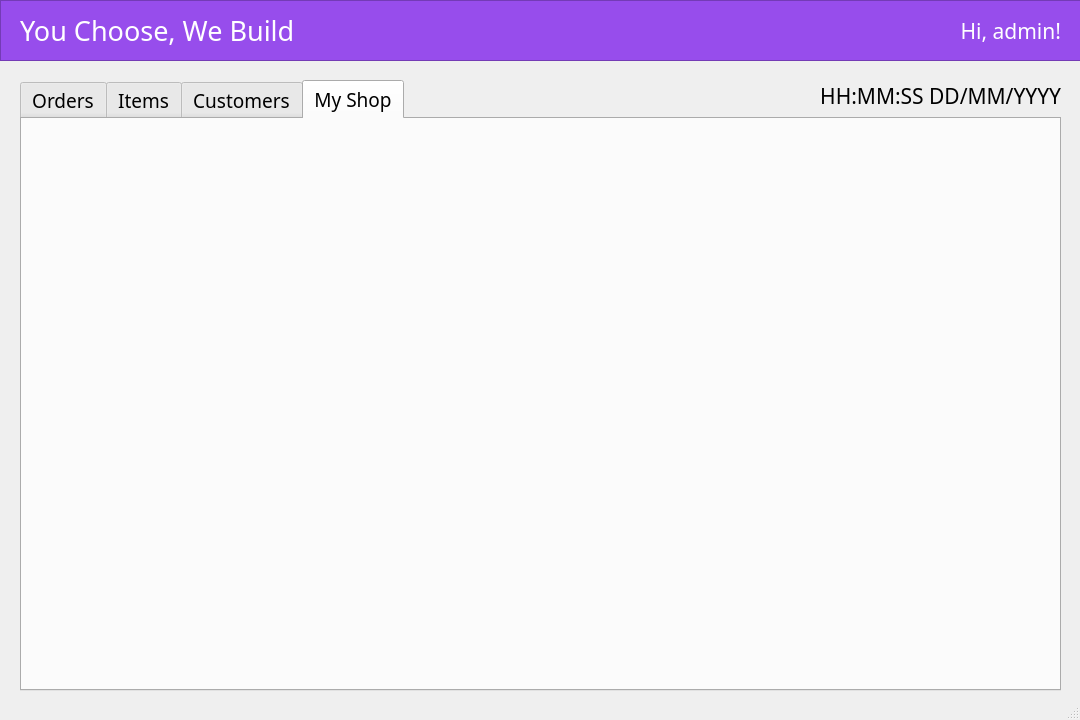
This is ui/admin_main.ui in richeyphu/YouChooseWeBuild-Project as Qt 5 draws it before an edit. The edited form follows.
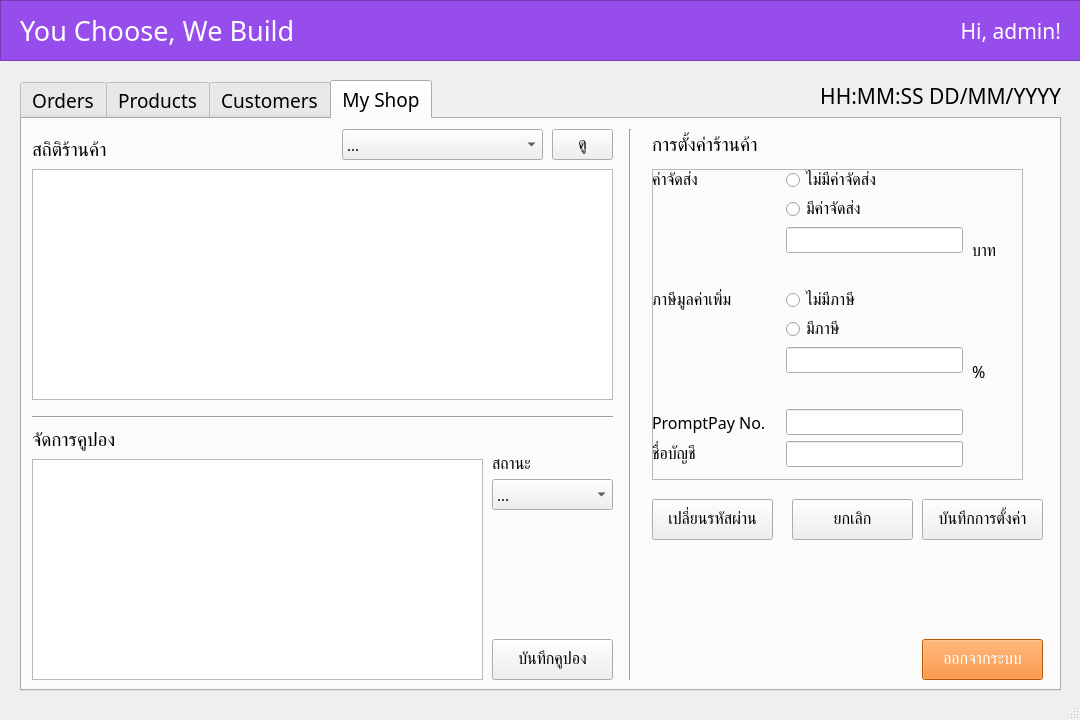
This is the edited form. The open tabs and pages were chosen to show the change.

The edit to the form file:
```diff
--- a/ui/admin_main.ui
+++ b/ui/admin_main.ui
@@ -119,6 +119,18 @@
     <property name="currentIndex">
      <number>0</number>
     </property>
+    <property name="elideMode">
+     <enum>Qt::ElideNone</enum>
+    </property>
+    <property name="documentMode">
+     <bool>false</bool>
+    </property>
+    <property name="tabsClosable">
+     <bool>false</bool>
+    </property>
+    <property name="tabBarAutoHide">
+     <bool>true</bool>
+    </property>
     <widget class="QWidget" name="tab_orders">
      <attribute name="title">
       <string>Orders</string>
@@ -126,7 +138,7 @@
     </widget>
     <widget class="QWidget" name="tab_items">
      <attribute name="title">
-      <string>Items</string>
+      <string>Products</string>
      </attribute>
     </widget>
     <widget class="QWidget" name="tab_customers">
@@ -138,6 +150,535 @@
      <attribute name="title">
       <string>My Shop</string>
      </attribute>
+     <widget class="QPushButton" name="btn_shop_changePwd">
+      <property name="geometry">
+       <rect>
+        <x>630</x>
+        <y>380</y>
+        <width>121</width>
+        <height>41</height>
+       </rect>
+      </property>
+      <property name="font">
+       <font>
+        <family>Kanit</family>
+        <pointsize>12</pointsize>
+       </font>
+      </property>
+      <property name="text">
+       <string>เปลี่ยนรหัสผ่าน</string>
+      </property>
+     </widget>
+     <widget class="QLabel" name="lbl_shop_stat">
+      <property name="geometry">
+       <rect>
+        <x>10</x>
+        <y>15</y>
+        <width>281</width>
+        <height>31</height>
+       </rect>
+      </property>
+      <property name="text">
+       <string>สถิติร้านค้า</string>
+      </property>
+     </widget>
+     <widget class="QTableWidget" name="tbl_shop_stat">
+      <property name="geometry">
+       <rect>
+        <x>10</x>
+        <y>50</y>
+        <width>581</width>
+        <height>231</height>
+       </rect>
+      </property>
+     </widget>
+     <widget class="QPushButton" name="btn_shop_viewStat">
+      <property name="geometry">
+       <rect>
+        <x>530</x>
+        <y>10</y>
+        <width>61</width>
+        <height>31</height>
+       </rect>
+      </property>
+      <property name="font">
+       <font>
+        <family>Kanit</family>
+        <pointsize>12</pointsize>
+       </font>
+      </property>
+      <property name="text">
+       <string>ดู</string>
+      </property>
+     </widget>
+     <widget class="QComboBox" name="cmb_shop_viewStat">
+      <property name="geometry">
+       <rect>
+        <x>320</x>
+        <y>10</y>
+        <width>201</width>
+        <height>31</height>
+       </rect>
+      </property>
+      <property name="font">
+       <font>
+        <family>Kanit Light</family>
+        <pointsize>11</pointsize>
+       </font>
+      </property>
+      <item>
+       <property name="text">
+        <string>...</string>
+       </property>
+      </item>
+      <item>
+       <property name="text">
+        <string>ชื่อ</string>
+       </property>
+      </item>
+      <item>
+       <property name="text">
+        <string>ล่าสุด</string>
+       </property>
+      </item>
+      <item>
+       <property name="text">
+        <string>ราคาสูงสุด</string>
+       </property>
+      </item>
+      <item>
+       <property name="text">
+        <string>ราคาต่ำสุด</string>
+       </property>
+      </item>
+     </widget>
+     <widget class="Line" name="line_shop_2">
+      <property name="geometry">
+       <rect>
+        <x>600</x>
+        <y>10</y>
+        <width>16</width>
+        <height>551</height>
+       </rect>
+      </property>
+      <property name="orientation">
+       <enum>Qt::Vertical</enum>
+      </property>
+     </widget>
+     <widget class="QLabel" name="lbl_shop_settings">
+      <property name="geometry">
+       <rect>
+        <x>630</x>
+        <y>10</y>
+        <width>191</width>
+        <height>31</height>
+       </rect>
+      </property>
+      <property name="text">
+       <string>การตั้งค่าร้านค้า</string>
+      </property>
+     </widget>
+     <widget class="QPushButton" name="btn_shop_exit">
+      <property name="geometry">
+       <rect>
+        <x>900</x>
+        <y>520</y>
+        <width>121</width>
+        <height>41</height>
+       </rect>
+      </property>
+      <property name="font">
+       <font>
+        <family>Kanit</family>
+        <pointsize>12</pointsize>
+       </font>
+      </property>
+      <property name="styleSheet">
+       <string notr="true">background-color: rgb(255, 124, 10);
+color: rgb(255, 255, 255);</string>
+      </property>
+      <property name="text">
+       <string>ออกจากระบบ</string>
+      </property>
+     </widget>
+     <widget class="Line" name="line_shop">
+      <property name="geometry">
+       <rect>
+        <x>10</x>
+        <y>290</y>
+        <width>581</width>
+        <height>16</height>
+       </rect>
+      </property>
+      <property name="orientation">
+       <enum>Qt::Horizontal</enum>
+      </property>
+     </widget>
+     <widget class="QLabel" name="lbl_shop_coupons">
+      <property name="geometry">
+       <rect>
+        <x>10</x>
+        <y>305</y>
+        <width>281</width>
+        <height>31</height>
+       </rect>
+      </property>
+      <property name="text">
+       <string>จัดการคูปอง</string>
+      </property>
+     </widget>
+     <widget class="QTableWidget" name="tbl_shop_coupons">
+      <property name="geometry">
+       <rect>
+        <x>10</x>
+        <y>340</y>
+        <width>451</width>
+        <height>221</height>
+       </rect>
+      </property>
+     </widget>
+     <widget class="QPushButton" name="btn_shop_saveCoupon">
+      <property name="geometry">
+       <rect>
+        <x>470</x>
+        <y>520</y>
+        <width>121</width>
+        <height>41</height>
+       </rect>
+      </property>
+      <property name="font">
+       <font>
+        <family>Kanit</family>
+        <pointsize>12</pointsize>
+       </font>
+      </property>
+      <property name="text">
+       <string>บันทึกคูปอง</string>
+      </property>
+     </widget>
+     <widget class="QComboBox" name="cmb_shop_couponStatus">
+      <property name="geometry">
+       <rect>
+        <x>470</x>
+        <y>360</y>
+        <width>121</width>
+        <height>31</height>
+       </rect>
+      </property>
+      <property name="font">
+       <font>
+        <family>Kanit Light</family>
+        <pointsize>11</pointsize>
+       </font>
+      </property>
+      <item>
+       <property name="text">
+        <string>...</string>
+       </property>
+      </item>
+      <item>
+       <property name="text">
+        <string>เปิดใช้งาน</string>
+       </property>
+      </item>
+      <item>
+       <property name="text">
+        <string>ปิดใช้งาน</string>
+       </property>
+      </item>
+     </widget>
+     <widget class="QLabel" name="lbl_shop_couponStatus">
+      <property name="geometry">
+       <rect>
+        <x>470</x>
+        <y>330</y>
+        <width>101</width>
+        <height>31</height>
+       </rect>
+      </property>
+      <property name="font">
+       <font>
+        <family>Kanit</family>
+        <pointsize>12</pointsize>
+       </font>
+      </property>
+      <property name="text">
+       <string>สถานะ</string>
+      </property>
+     </widget>
+     <widget class="QPushButton" name="btn_shop_saveSettings">
+      <property name="geometry">
+       <rect>
+        <x>900</x>
+        <y>380</y>
+        <width>121</width>
+        <height>41</height>
+       </rect>
+      </property>
+      <property name="font">
+       <font>
+        <family>Kanit</family>
+        <pointsize>12</pointsize>
+       </font>
+      </property>
+      <property name="text">
+       <string>บันทึกการตั้งค่า</string>
+      </property>
+     </widget>
+     <widget class="QFrame" name="frame_settings">
+      <property name="geometry">
+       <rect>
+        <x>630</x>
+        <y>50</y>
+        <width>371</width>
+        <height>311</height>
+       </rect>
+      </property>
+      <property name="frameShape">
+       <enum>QFrame::StyledPanel</enum>
+      </property>
+      <property name="frameShadow">
+       <enum>QFrame::Raised</enum>
+      </property>
+      <widget class="QWidget" name="formLayoutWidget">
+       <property name="geometry">
+        <rect>
+         <x>0</x>
+         <y>0</y>
+         <width>311</width>
+         <height>298</height>
+        </rect>
+       </property>
+       <layout class="QFormLayout" name="formLayout_settings">
+        <property name="horizontalSpacing">
+         <number>20</number>
+        </property>
+        <item row="0" column="0">
+         <widget class="QLabel" name="lbl_shop_shipping">
+          <property name="font">
+           <font>
+            <family>Kanit</family>
+            <pointsize>12</pointsize>
+           </font>
+          </property>
+          <property name="text">
+           <string>ค่าจัดส่ง</string>
+          </property>
+         </widget>
+        </item>
+        <item row="0" column="1">
+         <widget class="QRadioButton" name="rdo_shop_shippingNo">
+          <property name="font">
+           <font>
+            <pointsize>12</pointsize>
+           </font>
+          </property>
+          <property name="text">
+           <string>ไม่มีค่าจัดส่ง</string>
+          </property>
+         </widget>
+        </item>
+        <item row="1" column="1">
+         <widget class="QRadioButton" name="rdo_shop_shippingYes">
+          <property name="font">
+           <font>
+            <pointsize>12</pointsize>
+           </font>
+          </property>
+          <property name="text">
+           <string>มีค่าจัดส่ง</string>
+          </property>
+         </widget>
+        </item>
+        <item row="2" column="1">
+         <widget class="QLineEdit" name="txt_shop_shipping">
+          <property name="font">
+           <font>
+            <family>Kanit Light</family>
+            <pointsize>10</pointsize>
+           </font>
+          </property>
+         </widget>
+        </item>
+        <item row="3" column="1">
+         <spacer name="verticalSpacer_settings">
+          <property name="orientation">
+           <enum>Qt::Vertical</enum>
+          </property>
+          <property name="sizeHint" stdset="0">
+           <size>
+            <width>20</width>
+            <height>100</height>
+           </size>
+          </property>
+         </spacer>
+        </item>
+        <item row="4" column="0">
+         <widget class="QLabel" name="lbl_shop_vat">
+          <property name="font">
+           <font>
+            <family>Kanit</family>
+            <pointsize>12</pointsize>
+           </font>
+          </property>
+          <property name="text">
+           <string>ภาษีมูลค่าเพิ่ม</string>
+          </property>
+         </widget>
+        </item>
+        <item row="4" column="1">
+         <widget class="QRadioButton" name="rdo_shop_vatNo">
+          <property name="font">
+           <font>
+            <pointsize>12</pointsize>
+           </font>
+          </property>
+          <property name="text">
+           <string>ไม่มีภาษี</string>
+          </property>
+         </widget>
+        </item>
+        <item row="5" column="1">
+         <widget class="QRadioButton" name="rdo_shop_vatYes">
+          <property name="font">
+           <font>
+            <pointsize>12</pointsize>
+           </font>
+          </property>
+          <property name="text">
+           <string>มีภาษี</string>
+          </property>
+         </widget>
+        </item>
+        <item row="6" column="1">
+         <widget class="QLineEdit" name="txt_shop_vat">
+          <property name="font">
+           <font>
+            <family>Kanit Light</family>
+            <pointsize>10</pointsize>
+           </font>
+          </property>
+         </widget>
+        </item>
+        <item row="7" column="1">
+         <spacer name="verticalSpacer_settings2">
+          <property name="orientation">
+           <enum>Qt::Vertical</enum>
+          </property>
+          <property name="sizeHint" stdset="0">
+           <size>
+            <width>20</width>
+            <height>100</height>
+           </size>
+          </property>
+         </spacer>
+        </item>
+        <item row="8" column="0">
+         <widget class="QLabel" name="lbl_shop_ppNum">
+          <property name="font">
+           <font>
+            <family>Kanit</family>
+            <pointsize>12</pointsize>
+           </font>
+          </property>
+          <property name="text">
+           <string>PromptPay No.</string>
+          </property>
+         </widget>
+        </item>
+        <item row="8" column="1">
+         <widget class="QLineEdit" name="txt_shop_ppNum">
+          <property name="font">
+           <font>
+            <family>Kanit Light</family>
+            <pointsize>10</pointsize>
+           </font>
+          </property>
+         </widget>
+        </item>
+        <item row="9" column="1">
+         <widget class="QLineEdit" name="txt_shop_ppName">
+          <property name="font">
+           <font>
+            <family>Kanit Light</family>
+            <pointsize>10</pointsize>
+           </font>
+          </property>
+         </widget>
+        </item>
+        <item row="9" column="0">
+         <widget class="QLabel" name="lbl_shop_ppName">
+          <property name="font">
+           <font>
+            <family>Kanit</family>
+            <pointsize>12</pointsize>
+           </font>
+          </property>
+          <property name="text">
+           <string>ชื่อบัญชี</string>
+          </property>
+         </widget>
+        </item>
+       </layout>
+      </widget>
+      <widget class="QLabel" name="lbl_shop_vatUnit">
+       <property name="geometry">
+        <rect>
+         <x>320</x>
+         <y>187</y>
+         <width>55</width>
+         <height>31</height>
+        </rect>
+       </property>
+       <property name="font">
+        <font>
+         <family>Kanit</family>
+         <pointsize>12</pointsize>
+        </font>
+       </property>
+       <property name="text">
+        <string>%</string>
+       </property>
+      </widget>
+      <widget class="QLabel" name="lbl_shop_shippingUnit">
+       <property name="geometry">
+        <rect>
+         <x>320</x>
+         <y>67</y>
+         <width>55</width>
+         <height>31</height>
+        </rect>
+       </property>
+       <property name="font">
+        <font>
+         <family>Kanit</family>
+         <pointsize>12</pointsize>
+        </font>
+       </property>
+       <property name="text">
+        <string>บาท</string>
+       </property>
+      </widget>
+     </widget>
+     <widget class="QPushButton" name="btn_shop_cancelSettings">
+      <property name="geometry">
+       <rect>
+        <x>770</x>
+        <y>380</y>
+        <width>121</width>
+        <height>41</height>
+       </rect>
+      </property>
+      <property name="font">
+       <font>
+        <family>Kanit</family>
+        <pointsize>12</pointsize>
+       </font>
+      </property>
+      <property name="text">
+       <string>ยกเลิก</string>
+      </property>
+     </widget>
     </widget>
    </widget>
    <widget class="QLabel" name="lbl_clock">
```
Left out of the diff: 890 changed lines with no effect on the pictures.
